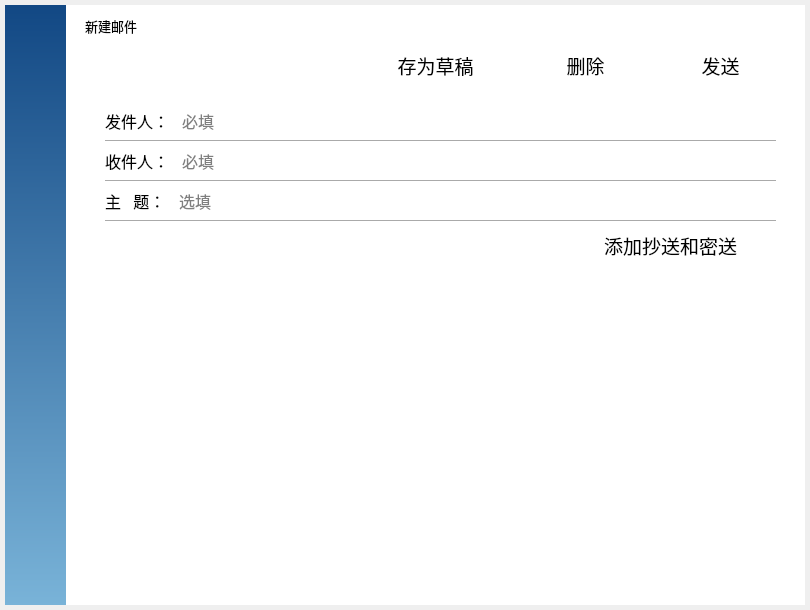
radoth/mini-email-client, file mainwindow.ui: the form before one commit.
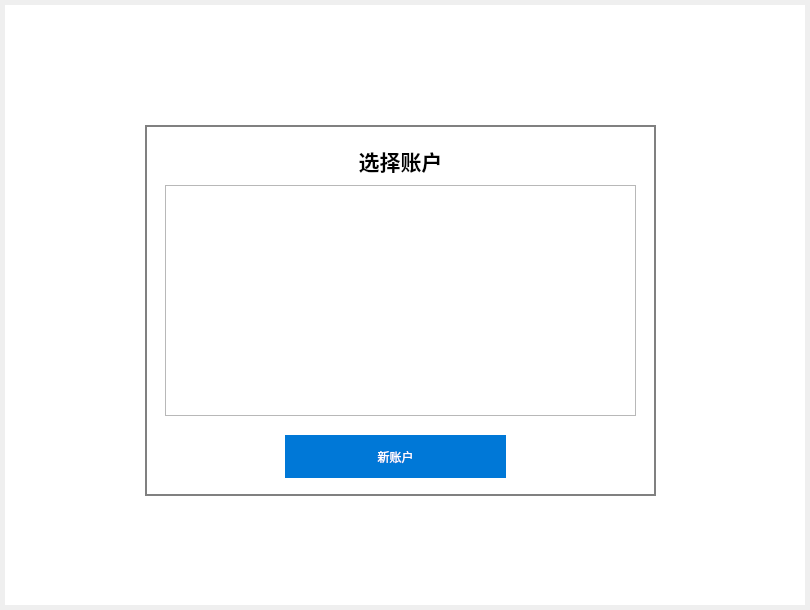
The form after the commit. Icons and pictures are not drawn.

```diff
--- a/mainwindow.ui
+++ b/mainwindow.ui
@@ -39,7 +39,7 @@
 </string>
    </property>
    <property name="currentIndex">
-    <number>7</number>
+    <number>9</number>
    </property>
    <widget class="QWidget" name="welcome">
     <property name="styleSheet">
@@ -2596,6 +2596,129 @@
      </property>
     </widget>
    </widget>
+   <widget class="QWidget" name="remember">
+    <property name="styleSheet">
+     <string notr="true">QPushButton{
+                   background-color:rgb(0, 120, 215);
+	
+border:plain;
+border-width:4px;
+	border-color: rgb(0, 0, 0);
+    
+	font: 75 15pt &quot;微软雅黑&quot;;
+                   color:rgba(255,255,255,255);          
+                   padding:6px;                 
+                   }
+                   
+                   QPushButton:pressed{
+                   background-color:rgb(0, 120, 215);	
+border:none;
+    
+	font: 75 15pt &quot;微软雅黑&quot;;
+                   color:rgba(255,255,255,255);          
+                   padding:6px;
+                   }
+                  
+                   QPushButton:hover{
+                   background-color:rgba(0, 120, 215,180);
+border:none;
+    
+	font: 75 15pt &quot;微软雅黑&quot;;
+                   color:rgba(255,255,255,255);          
+                   padding:6px;
+                   }
+</string>
+    </property>
+    <widget class="QLabel" name="label_25">
+     <property name="geometry">
+      <rect>
+       <x>140</x>
+       <y>120</y>
+       <width>511</width>
+       <height>371</height>
+      </rect>
+     </property>
+     <property name="styleSheet">
+      <string notr="true">background-color: rgba(255, 255, 255,150);
+border:2px solid grey;</string>
+     </property>
+     <property name="text">
+      <string/>
+     </property>
+    </widget>
+    <widget class="QLabel" name="label_26">
+     <property name="geometry">
+      <rect>
+       <x>140</x>
+       <y>140</y>
+       <width>511</width>
+       <height>31</height>
+      </rect>
+     </property>
+     <property name="font">
+      <font>
+       <family>微软雅黑</family>
+      </font>
+     </property>
+     <property name="text">
+      <string>&lt;html&gt;&lt;head/&gt;&lt;body&gt;&lt;p align=&quot;center&quot;&gt;&lt;span style=&quot; font-size:16pt; font-weight:600; color:#000000;&quot;&gt;选择账户&lt;/span&gt;&lt;/p&gt;&lt;/body&gt;&lt;/html&gt;</string>
+     </property>
+    </widget>
+    <widget class="QListWidget" name="accountList">
+     <property name="geometry">
+      <rect>
+       <x>160</x>
+       <y>180</y>
+       <width>471</width>
+       <height>231</height>
+      </rect>
+     </property>
+     <property name="font">
+      <font>
+       <pointsize>12</pointsize>
+      </font>
+     </property>
+     <property name="styleSheet">
+      <string notr="true">QListView::item{
+          height:36px;
+	font: 12pt &quot;微软雅黑&quot;;
+
+ }
+background-color:rgba(0, 120, 215,180);</string>
+     </property>
+     <property name="spacing">
+      <number>4</number>
+     </property>
+     <property name="viewMode">
+      <enum>QListView::ListMode</enum>
+     </property>
+    </widget>
+    <widget class="QPushButton" name="newAccount">
+     <property name="geometry">
+      <rect>
+       <x>280</x>
+       <y>430</y>
+       <width>221</width>
+       <height>43</height>
+      </rect>
+     </property>
+     <property name="sizePolicy">
+      <sizepolicy hsizetype="Expanding" vsizetype="Expanding">
+       <horstretch>0</horstretch>
+       <verstretch>0</verstretch>
+      </sizepolicy>
+     </property>
+     <property name="text">
+      <string>新账户</string>
+     </property>
+     <property name="iconSize">
+      <size>
+       <width>16</width>
+       <height>16</height>
+      </size>
+     </property>
+    </widget>
+   </widget>
   </widget>
   <widget class="QPushButton" name="close">
    <property name="geometry">
```
Left out of the diff: 5 changed lines with no effect on the pictures.
